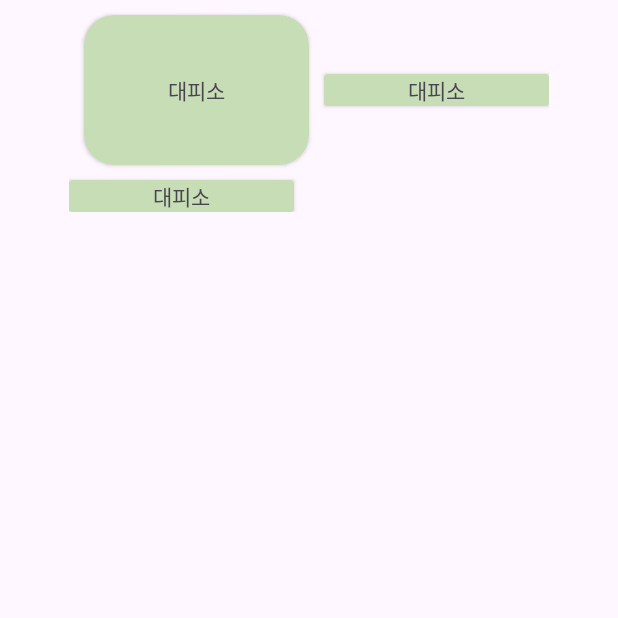
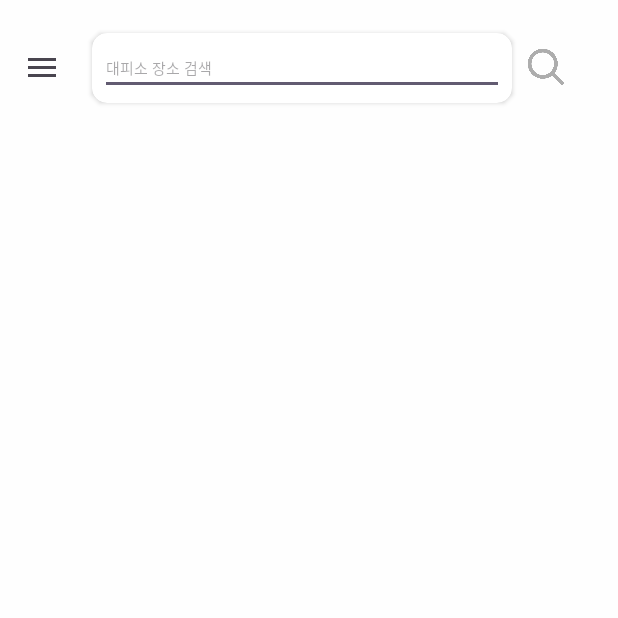
Before and after one commit to 20210699/RunAway, an Android app: the screen it shows after launch (MainActivity), on a phone screen of 412 x 824 dp, the top half of it. Run offline under Robolectric (Android 15) with nearby library versions, the light colour scheme and no system bars.

Commit message:
[Feat] Drawer, Navi

```diff
--- a/app/src/main/java/com/example/runaway/MainActivity.kt
+++ b/app/src/main/java/com/example/runaway/MainActivity.kt
@@ -1,17 +1,75 @@
 package com.example.runaway
 
+import android.content.Intent
 import android.os.Bundle
-import androidx.activity.enableEdgeToEdge
+import android.util.Log
+import android.view.MenuItem
+import androidx.appcompat.widget.Toolbar
+import androidx.appcompat.app.ActionBarDrawerToggle
 import androidx.appcompat.app.AppCompatActivity
-import androidx.core.view.ViewCompat
-import androidx.core.view.WindowInsetsCompat
+import androidx.drawerlayout.widget.DrawerLayout
 import com.example.runaway.databinding.ActivityMainBinding
+import com.google.android.material.navigation.NavigationView
 
-class MainActivity : AppCompatActivity() {
+class MainActivity : AppCompatActivity(), NavigationView.OnNavigationItemSelectedListener {
+    private lateinit var binding: ActivityMainBinding
+    private lateinit var actionBarDrawerToggle: ActionBarDrawerToggle
+
     override fun onCreate(savedInstanceState: Bundle?) {
         super.onCreate(savedInstanceState)
-        val binding = ActivityMainBinding.inflate(layoutInflater)
+        binding = ActivityMainBinding.inflate(layoutInflater)
         setContentView(binding.root)
 
+        val toolbar: Toolbar = binding.toolbar
+        setSupportActionBar(toolbar)
+
+        supportActionBar?.setDisplayHomeAsUpEnabled(true)
+        supportActionBar?.setHomeAsUpIndicator(R.mipmap.ic_launcher)
+        supportActionBar?.title = ""  // Toolbar의 타이틀을 비우거나 원하는 문자열로 변경
+
+        val drawerLayout: DrawerLayout = binding.drawerLayout
+        val navigationView: NavigationView = binding.navView
+
+        // ActionBarDrawerToggle 객체를 멤버 변수로 할당
+        actionBarDrawerToggle = ActionBarDrawerToggle(
+            this,
+            drawerLayout,
+            toolbar,
+            R.string.drawer_opened,
+            R.string.drawer_closed
+        )
+
+        drawerLayout.addDrawerListener(actionBarDrawerToggle)
+        actionBarDrawerToggle.syncState()
+
+        // NavigationView 리스너 설정
+        navigationView.setNavigationItemSelectedListener(this)
+    }
+
+    // DrawerLayout Toggle 핸들링
+    override fun onOptionsItemSelected(item: MenuItem): Boolean {
+        if (actionBarDrawerToggle.onOptionsItemSelected(item)) {
+            return true
+        }
+        return super.onOptionsItemSelected(item)
+    }
+
+    // Drawer 메뉴 선택 처리
+    override fun onNavigationItemSelected(item: MenuItem): Boolean {
+        when (item.itemId) {
+            R.id.item_save -> {
+                Log.d("mobileapp", "저장 메뉴")
+                // val intent = Intent(this, BoardActivity::class.java)
+                // startActivity(intent)
+                binding.drawerLayout.closeDrawers()
+                return true
+            }
+            R.id.item_setting -> {
+                Log.d("mobileapp", "설정 메뉴")
+                binding.drawerLayout.closeDrawers()
+                return true
+            }
+        }
+        return false
     }
 }
--- a/app/src/main/java/com/example/runaway/SplashActivity.kt
+++ b/app/src/main/java/com/example/runaway/SplashActivity.kt
@@ -6,11 +6,6 @@ import androidx.activity.enableEdgeToEdge
 import androidx.appcompat.app.AppCompatActivity
 import com.example.runaway.databinding.ActivitySplashBinding
 import android.animation.Animator
-import kotlinx.coroutines.CoroutineScope
-import kotlinx.coroutines.Dispatchers
-import kotlinx.coroutines.cancel
-import kotlinx.coroutines.launch
-
 class SplashActivity : AppCompatActivity() {
     private lateinit var binding: ActivitySplashBinding
     override fun onCreate(savedInstanceState: Bundle?) {
--- a/app/src/main/res/layout/activity_main.xml
+++ b/app/src/main/res/layout/activity_main.xml
@@ -1,62 +1,78 @@
 <?xml version="1.0" encoding="utf-8"?>
-<LinearLayout xmlns:android="http://schemas.android.com/apk/res/android"
+<androidx.drawerlayout.widget.DrawerLayout xmlns:android="http://schemas.android.com/apk/res/android"
     xmlns:app="http://schemas.android.com/apk/res-auto"
     xmlns:tools="http://schemas.android.com/tools"
-    android:id="@+id/main"
+    android:id="@+id/drawer_layout"
     android:layout_width="match_parent"
     android:layout_height="match_parent"
-    tools:context=".MainActivity"
-    android:orientation="vertical">
+    android:background="#fefefe">
 
-    <GridLayout
-        android:layout_width="wrap_content"
-        android:layout_height="wrap_content"
-        android:columnCount="2"
-        android:layout_gravity="center">
+    <androidx.coordinatorlayout.widget.CoordinatorLayout
+        android:layout_width="match_parent"
+        android:layout_height="match_parent"
+        android:layout_marginTop="13dp">
 
-        <androidx.cardview.widget.CardView
-            android:layout_width="150dp"
-            android:layout_height="100dp"
-            app:cardBackgroundColor="#c7ddb5"
-            app:cardCornerRadius="20dp"
-            android:layout_margin="10dp">
-            <LinearLayout
-                android:layout_width="wrap_content"
-                android:layout_height="wrap_content"
-                android:orientation="vertical"
-                android:layout_gravity="center">
+        <com.google.android.material.appbar.AppBarLayout
+            android:layout_width="match_parent"
+            android:layout_height="wrap_content"
+            android:background="@android:color/transparent">
 
-                <TextView
-                    android:layout_width="wrap_content"
-                    android:layout_height="wrap_content"
-                    android:text="대피소"/>
+            <androidx.appcompat.widget.Toolbar
+                android:id="@+id/toolbar"
+                android:layout_width="match_parent"
+                android:layout_height="?attr/actionBarSize">
 
-            </LinearLayout>
-        </androidx.cardview.widget.CardView>
+                <LinearLayout
+                    android:layout_width="match_parent"
+                    android:layout_height="match_parent"
+                    android:orientation="horizontal"
+                    android:gravity="center_vertical"
+                    >
 
-        <androidx.cardview.widget.CardView
-            android:layout_width="150dp"
-            android:layout_height="wrap_content"
-            app:cardBackgroundColor="#c7ddb5"
-            android:layout_gravity="center">
-            <TextView
-                android:layout_width="wrap_content"
-                android:layout_height="wrap_content"
-                android:layout_gravity="center"
-                android:text="대피소"/>
-        </androidx.cardview.widget.CardView>
+                    <androidx.cardview.widget.CardView
+                        android:layout_width="280dp"
+                        android:layout_height="wrap_content"
+                        app:cardCornerRadius="10dp"
+                        android:layout_marginLeft="5dp">
 
-        <androidx.cardview.widget.CardView
-            android:layout_width="150dp"
-            android:layout_height="wrap_content"
-            app:cardBackgroundColor="#c7ddb5">
-            <TextView
-                android:layout_width="wrap_content"
-                android:layout_height="wrap_content"
-                android:layout_gravity="center"
-                android:text="대피소"/>
-        </androidx.cardview.widget.CardView>
+                        <EditText
+                            android:layout_margin="5dp"
+                            android:layout_width="match_parent"
+                            android:layout_height="wrap_content"
+                            android:hint="대피소 장소 검색"
+                            android:textSize="10dp" />
 
-    </GridLayout>
+                    </androidx.cardview.widget.CardView>
 
-</LinearLayout>
+                    <ImageView
+                        android:layout_width="30dp"
+                        android:layout_height="30dp"
+                        android:src="@drawable/search"
+                        android:layout_marginLeft="8dp"/>
+
+                </LinearLayout>
+
+            </androidx.appcompat.widget.Toolbar>
+
+        </com.google.android.material.appbar.AppBarLayout>
+
+        <!-- 메인 콘텐츠 영역 -->
+        <LinearLayout
+            android:layout_width="match_parent"
+            android:layout_height="match_parent"
+            android:orientation="vertical"
+            android:padding="5dp"
+            app:layout_behavior="@string/appbar_scrolling_view_behavior" />
+
+    </androidx.coordinatorlayout.widget.CoordinatorLayout>
+
+    <!-- 네비게이션 뷰 -->
+    <com.google.android.material.navigation.NavigationView
+        android:id="@+id/nav_view"
+        android:layout_width="250dp"
+        android:layout_height="match_parent"
+        android:layout_gravity="start"
+        app:headerLayout="@layout/navigation_header"
+        app:menu="@menu/menu_navigation"
+        android:background="#fefefe"/>
+</androidx.drawerlayout.widget.DrawerLayout>
--- /dev/null
+++ b/app/src/main/res/layout/navigation_header.xml
@@ -0,0 +1,49 @@
+<?xml version="1.0" encoding="utf-8"?>
+<LinearLayout xmlns:android="http://schemas.android.com/apk/res/android"
+    android:layout_width="match_parent"
+    android:layout_height="wrap_content"
+    android:background="#fefefe"
+    android:orientation="vertical"
+    android:gravity ="center"
+    android:padding="10dp">
+
+    <ImageView
+        android:layout_width="80dp"
+        android:layout_height="80dp"
+        android:src="@drawable/user"
+        android:scaleType="centerInside"
+        android:visibility="visible"
+        android:layout_marginTop="20dp"/>
+
+    <TextView
+        android:id="@+id/tvID"
+        android:layout_width="wrap_content"
+        android:layout_height="wrap_content"
+        android:text="김예빈"
+        android:textColor="#4CAF50"
+        android:textSize="20dp"
+        android:textStyle="bold"
+        android:visibility="visible"/>
+
+    <TextView
+        android:id="@+id/tvEmail"
+        android:layout_width="wrap_content"
+        android:layout_height="wrap_content"
+        android:text="useremail@gmail.com"
+        android:textColor="#dfdfdf"
+        android:textSize="13dp"
+        android:textStyle="bold"
+        android:visibility="visible"/>
+
+    <Button
+        android:layout_width="wrap_content"
+        android:layout_height="wrap_content"
+        android:id="@+id/btnAuth"
+        android:text="로그인"
+        android:textColor="@color/white"
+        android:textSize="20dp"
+        android:textStyle="bold"
+        android:backgroundTint="#4CAF50"
+        android:visibility="gone"/>
+
+</LinearLayout>
--- /dev/null
+++ b/app/src/main/res/menu/menu_navigation.xml
@@ -0,0 +1,13 @@
+<?xml version="1.0" encoding="utf-8"?>
+<menu xmlns:android="http://schemas.android.com/apk/res/android">
+
+    <item
+        android:id="@+id/item_save"
+        android:icon="@drawable/save"
+        android:title="저장한 대피소"/>
+    <item
+        android:id="@+id/item_setting"
+        android:icon="@drawable/setting"
+        android:title="설정"/>
+
+</menu>
--- a/app/src/main/res/values/strings.xml
+++ b/app/src/main/res/values/strings.xml
@@ -1,3 +1,5 @@
 <resources>
     <string name="app_name">RunAway</string>
+    <string name="drawer_opened">Opened Drawer</string>
+    <string name="drawer_closed">Closed Drawer</string>
 </resources>
--- a/app/src/main/res/values/themes.xml
+++ b/app/src/main/res/values/themes.xml
@@ -5,6 +5,9 @@
         <!-- <item name="colorPrimary">@color/my_light_primary</item> -->
         <item name="editTextBackground">@drawable/launch_transparent</item>
         <item name="android:windowIsTranslucent">true</item>
+        <!-- Transparent statusbar -->
+        <item name="android:windowTranslucentNavigation">true</item>
+        <item name="android:windowTranslucentStatus">true</item>
     </style>
 
     <style name="Theme.RunAway" parent="Base.Theme.RunAway" />
```
Also changed, not shown: app/src/main/res/drawable/save.png (added), app/src/main/res/drawable/search.png (added), app/src/main/res/drawable/setting.png (added), app/src/main/res/drawable/user.png (added).
